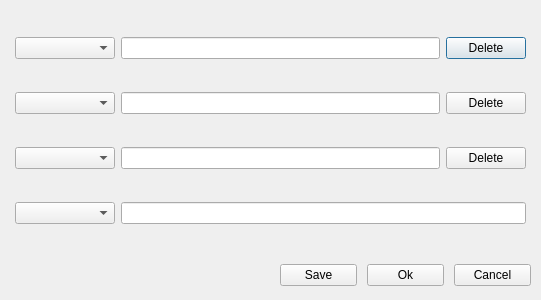
Qt form limits/EditLimitGui.ui (Belden-Montreal/SNP-Cable-Analyser) before a commit.
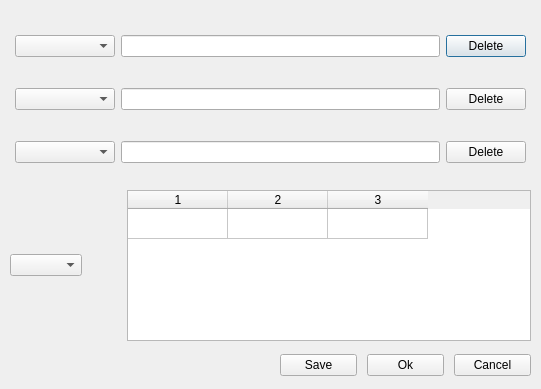
The same form after that commit.

Commit message: Changed limits edit display to table

```diff
--- a/limits/EditLimitGui.ui
+++ b/limits/EditLimitGui.ui
@@ -7,7 +7,7 @@
     <x>0</x>
     <y>0</y>
     <width>541</width>
-    <height>300</height>
+    <height>389</height>
    </rect>
   </property>
   <property name="windowTitle">
@@ -19,7 +19,7 @@
      <x>10</x>
      <y>10</y>
      <width>521</width>
-     <height>241</height>
+     <height>181</height>
     </rect>
    </property>
    <layout class="QGridLayout" name="gridLayout" columnminimumwidth="100,0,0">
@@ -47,9 +47,6 @@
     <item row="2" column="0">
      <widget class="QComboBox" name="hardwareBox"/>
     </item>
-    <item row="3" column="0">
-     <widget class="QComboBox" name="parameterBox"/>
-    </item>
     <item row="0" column="2">
      <widget class="QPushButton" name="delStandardButton">
       <property name="text">
@@ -71,16 +68,13 @@
       </property>
      </widget>
     </item>
-    <item row="3" column="1" colspan="2">
-     <widget class="QLineEdit" name="parameterEdit"/>
-    </item>
    </layout>
   </widget>
   <widget class="QWidget" name="horizontalLayoutWidget">
    <property name="geometry">
     <rect>
      <x>280</x>
-     <y>260</y>
+     <y>350</y>
      <width>251</width>
      <height>31</height>
     </rect>
@@ -112,6 +106,47 @@
     </item>
    </layout>
   </widget>
+  <widget class="QWidget" name="gridLayoutWidget_2">
+   <property name="geometry">
+    <rect>
+     <x>10</x>
+     <y>190</y>
+     <width>521</width>
+     <height>151</height>
+    </rect>
+   </property>
+   <layout class="QGridLayout" name="limitsLayout">
+    <property name="horizontalSpacing">
+     <number>45</number>
+    </property>
+    <item row="0" column="0">
+     <widget class="QComboBox" name="parameterBox"/>
+    </item>
+    <item row="0" column="1">
+     <widget class="QTableWidget" name="limitsTable">
+      <property name="rowCount">
+       <number>1</number>
+      </property>
+      <property name="columnCount">
+       <number>3</number>
+      </property>
+      <attribute name="horizontalHeaderVisible">
+       <bool>true</bool>
+      </attribute>
+      <attribute name="horizontalHeaderCascadingSectionResizes">
+       <bool>false</bool>
+      </attribute>
+      <attribute name="verticalHeaderVisible">
+       <bool>false</bool>
+      </attribute>
+      <row/>
+      <column/>
+      <column/>
+      <column/>
+     </widget>
+    </item>
+   </layout>
+  </widget>
  </widget>
  <resources/>
  <connections/>
```
The commit also changes 5 other files.
